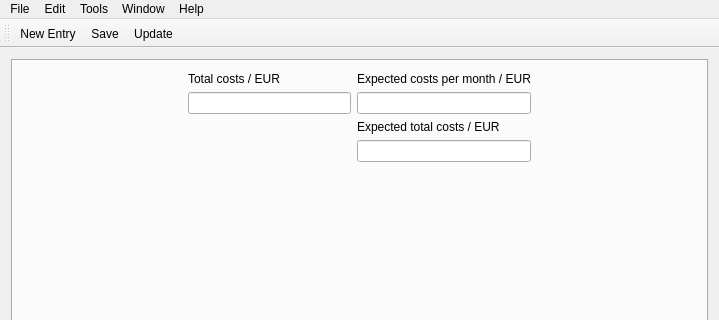
First picture: the form in mainwindow.ui, repository DatabasesWorks/Costs-daily-income-and-expenses, before the edit; both pictures show x 0 to 719 and y 0 to 320 of the 719 by 524 pixel window.
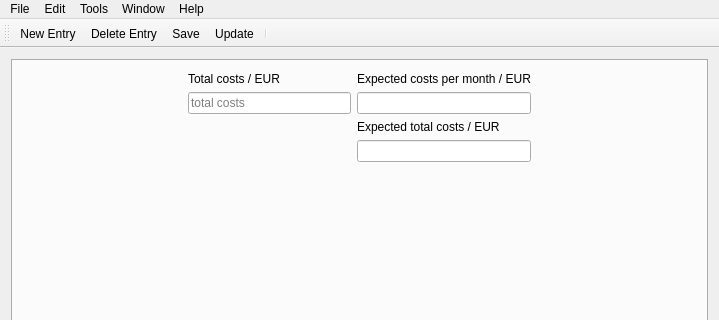
Second picture: the form after the edit. The open tabs and pages were chosen to show the change.

The edit to the form file:
```diff
--- a/mainwindow.ui
+++ b/mainwindow.ui
@@ -54,7 +54,14 @@
         <item>
          <layout class="QGridLayout" name="gridLayout">
           <item row="1" column="1">
-           <widget class="QLineEdit" name="lineEdit"/>
+           <widget class="QLineEdit" name="totalCostsLine">
+            <property name="readOnly">
+             <bool>true</bool>
+            </property>
+            <property name="placeholderText">
+             <string>total costs</string>
+            </property>
+           </widget>
           </item>
           <item row="1" column="2">
            <widget class="QLineEdit" name="lineEdit_2"/>
@@ -202,11 +209,13 @@
     <enum>TopToolBarArea</enum>
    </attribute>
    <attribute name="toolBarBreak">
-    <bool>false</bool>
+    <bool>true</bool>
    </attribute>
    <addaction name="actionNew_Entry"/>
+   <addaction name="actionDelete_Entry"/>
    <addaction name="actionSave"/>
    <addaction name="actionUpdate"/>
+   <addaction name="separator"/>
   </widget>
   <widget class="QStatusBar" name="statusBar"/>
   <action name="actionOpen_Database">
@@ -292,6 +301,16 @@
     <string>Update</string>
    </property>
   </action>
+  <action name="actionEdit_Categories">
+   <property name="text">
+    <string>Edit Categories...</string>
+   </property>
+  </action>
+  <action name="actionDelete_Entry">
+   <property name="text">
+    <string>Delete Entry</string>
+   </property>
+  </action>
  </widget>
  <layoutdefault spacing="6" margin="11"/>
  <resources/>
```
Left out of the diff: 2 changed lines with no effect on the pictures.
